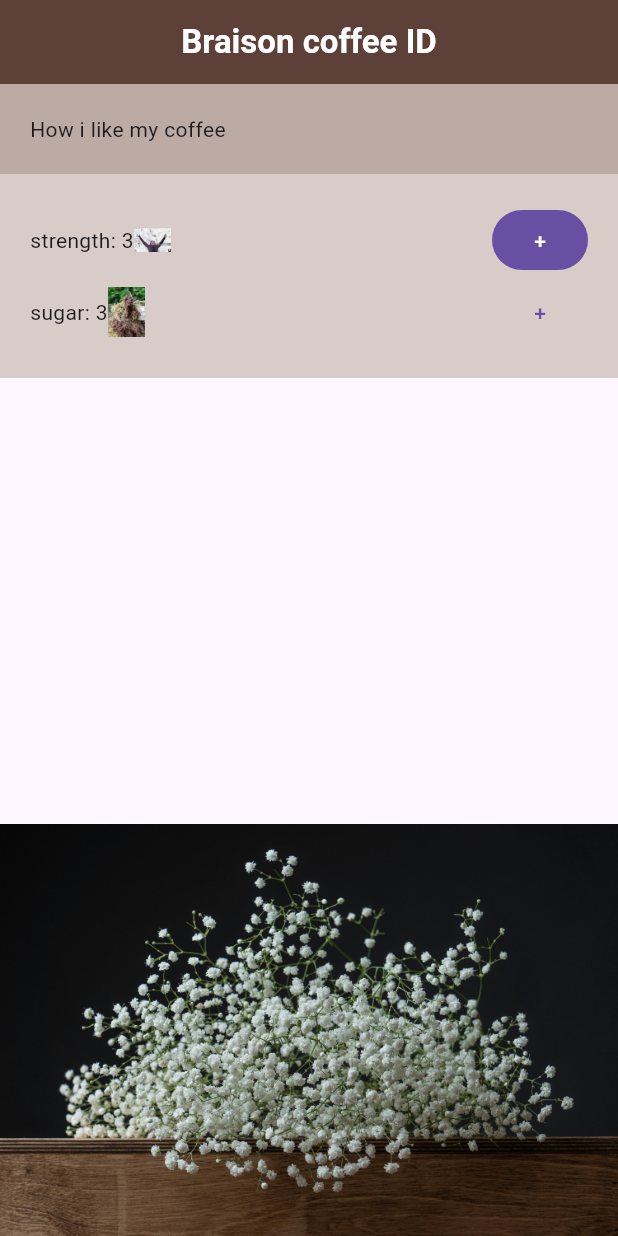
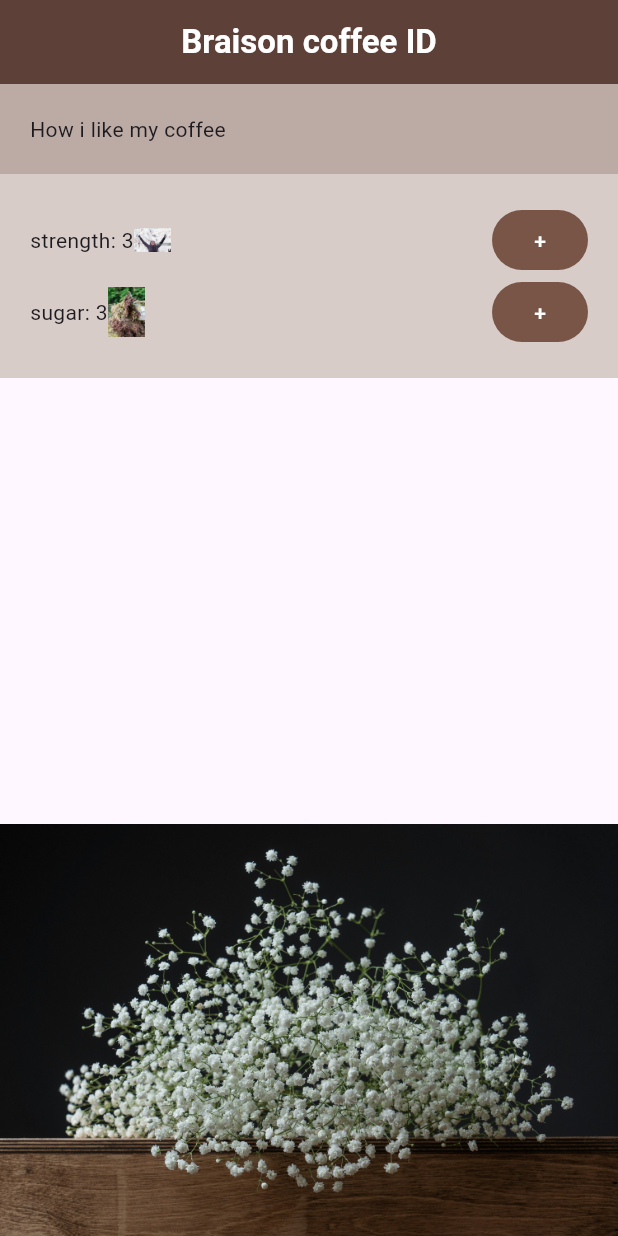
Before and after one commit to BraisonWabwire/flutter_application_1, a Flutter app: the screen it shows after launch, on a phone screen of 412 x 824 dp. Run offline on Flutter 3.47's test engine with Material 3 defaults, Android fonts, the phone set to English and light mode, and no system bars.

Commit message:
Logic with buttons

```diff
--- a/lib/coffee_preps.dart
+++ b/lib/coffee_preps.dart
@@ -2,6 +2,14 @@ import 'package:flutter/material.dart';
 
 class Coffee extends StatelessWidget {
   const Coffee({super.key});
+
+  void increaseStrength() {
+    print("inc sterngth by 1");
+  }
+
+  void increaseSugar() {
+    print("increase sugar by 1");
+  }
 
   @override
   Widget build(BuildContext context) {
@@ -11,28 +19,35 @@ class Coffee extends StatelessWidget {
           children: [
             const Text('strength: '),
             const Text('3'),
-            Image.asset('assets/img/1.jpg',
-            width: 25,
-            color: Colors.white,
-            colorBlendMode: BlendMode.multiply,
+            Image.asset(
+              'assets/img/1.jpg',
+              width: 25,
+              color: Colors.white,
+              colorBlendMode: BlendMode.multiply,
             ),
-            const Expanded(child:SizedBox()),
-            FilledButton(onPressed: (){}, child: const Text("+")),
-
+            const Expanded(child: SizedBox()),
+            FilledButton(
+              style: FilledButton.styleFrom(
+                backgroundColor: Colors.brown,
+                foregroundColor: Colors.white,
+              ),
+              onPressed: increaseStrength, child: const Text("+")),
           ],
         ),
         Row(
-            children: [
+          children: [
             Text('sugar: '),
             Text('3'),
-            Image.asset('assets/img/2.jpg',
-            width: 25,
-            ),
-            const Expanded(child:SizedBox()),
-            TextButton(onPressed: (){}, child: const Text("+")),
-
+            Image.asset('assets/img/2.jpg', width: 25),
+            const Expanded(child: SizedBox()),
+            FilledButton(
+              style: FilledButton.styleFrom(
+                backgroundColor: Colors.brown,
+                foregroundColor: Colors.white,
+              ),
+              onPressed: increaseSugar, child: const Text("+")),
           ],
-        )
+        ),
       ],
     );
   }
```
